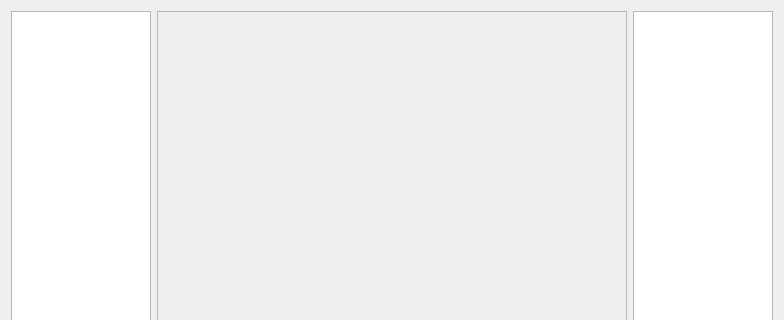
This is RetroEDv2/tools/sceneproperties/chunkeditor.ui in RSDKModding/RetroED as Qt 5 draws it before an edit; both pictures show x 0 to 784 and y 0 to 320 of the 784 by 520 pixel window. The edited form follows.
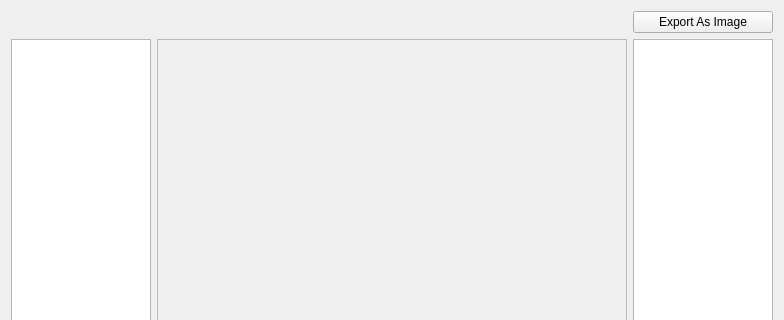
This is the edited form.

Commit message: free thinkers when I chunk

```diff
--- a/RetroEDv2/tools/sceneproperties/chunkeditor.ui
+++ b/RetroEDv2/tools/sceneproperties/chunkeditor.ui
@@ -14,7 +14,33 @@
    <string>Form</string>
   </property>
   <layout class="QGridLayout" name="gridLayout">
-   <item row="0" column="1">
+   <item row="1" column="2" rowspan="2">
+    <widget class="QListWidget" name="tileList">
+     <property name="maximumSize">
+      <size>
+       <width>140</width>
+       <height>16777215</height>
+      </size>
+     </property>
+     <property name="viewMode">
+      <enum>QListView::IconMode</enum>
+     </property>
+    </widget>
+   </item>
+   <item row="1" column="0" rowspan="2">
+    <widget class="QListWidget" name="chunkList">
+     <property name="maximumSize">
+      <size>
+       <width>140</width>
+       <height>16777215</height>
+      </size>
+     </property>
+     <property name="viewMode">
+      <enum>QListView::IconMode</enum>
+     </property>
+    </widget>
+   </item>
+   <item row="1" column="1">
     <widget class="QFrame" name="viewerFrame">
      <property name="frameShape">
       <enum>QFrame::StyledPanel</enum>
@@ -25,33 +51,7 @@
      <layout class="QGridLayout" name="gridLayout_3"/>
     </widget>
    </item>
-   <item row="0" column="2" rowspan="2">
-    <widget class="QListWidget" name="tileList">
-     <property name="maximumSize">
-      <size>
-       <width>140</width>
-       <height>16777215</height>
-      </size>
-     </property>
-     <property name="viewMode">
-      <enum>QListView::IconMode</enum>
-     </property>
-    </widget>
-   </item>
-   <item row="0" column="0" rowspan="2">
-    <widget class="QListWidget" name="chunkList">
-     <property name="maximumSize">
-      <size>
-       <width>140</width>
-       <height>16777215</height>
-      </size>
-     </property>
-     <property name="viewMode">
-      <enum>QListView::IconMode</enum>
-     </property>
-    </widget>
-   </item>
-   <item row="1" column="1">
+   <item row="2" column="1">
     <widget class="QGroupBox" name="groupBox">
      <property name="maximumSize">
       <size>
@@ -187,6 +187,13 @@
      </layout>
     </widget>
    </item>
+   <item row="0" column="2">
+    <widget class="QPushButton" name="exportImg">
+     <property name="text">
+      <string>Export As Image</string>
+     </property>
+    </widget>
+   </item>
   </layout>
  </widget>
  <resources/>
```
The commit also changes 5 other files.
